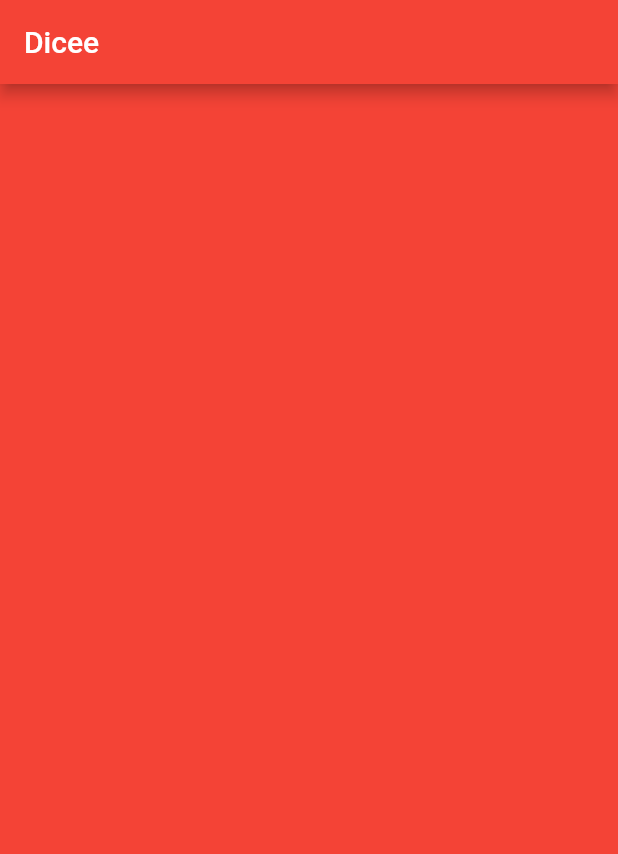
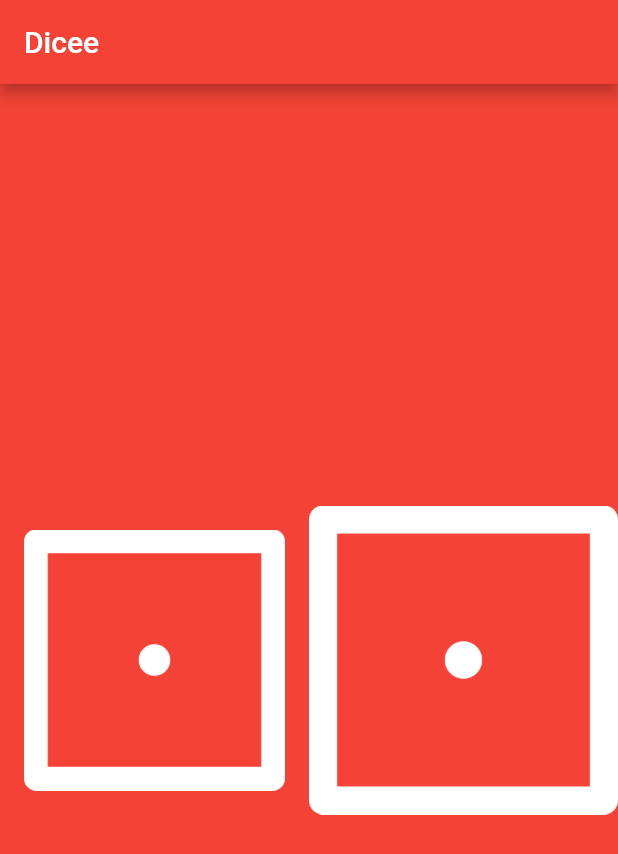
Before and after one commit to nitaicharan/Udemy-TC2020FDBWD4, a Flutter app: the screen it shows after launch, on a phone screen of 412 x 824 dp. Shown: the top 854 px of the screen. Run offline on Flutter 3.47's test engine with Material 2 defaults, Android fonts, the phone set to English and light mode, and no system bars.

Commit message:
49. Adding Gesture Detection with Flutter Button Widges
- Expanded
- FlatButton

```diff
--- a/lib/main.dart
+++ b/lib/main.dart
@@ -18,6 +18,22 @@ void main() {
 class DicePage extends StatelessWidget {
   @override
   Widget build(BuildContext context) {
-    return Container();
+    return Center(
+      child: Row(
+        mainAxisAlignment: MainAxisAlignment.center,
+        crossAxisAlignment: CrossAxisAlignment.center,
+        children: <Widget>[
+          Expanded(
+            child: FlatButton(
+              child: Image.asset('images/dice1.png',),
+              onPressed: () => print('nitai'),
+            ),
+          ),
+          Expanded(
+            child: Image.asset('images/dice1.png'),
+          ),
+        ],
+      ),
+    );
   }
 }
```
Also changed, not shown: 15 other files.
